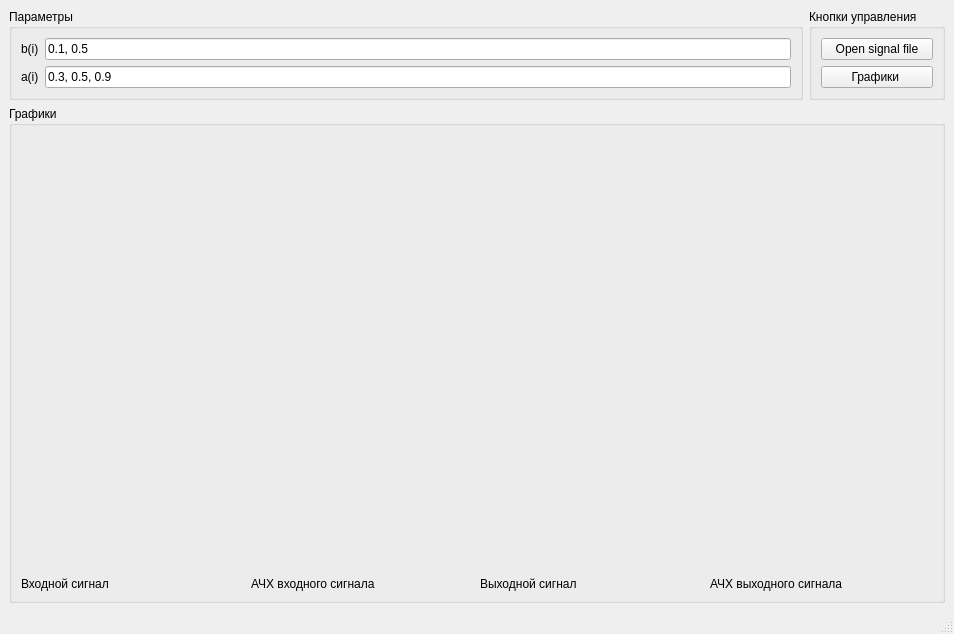
The window that interface/window.ui (pqmnyx/signal) describes before a commit, drawn with Qt 5.
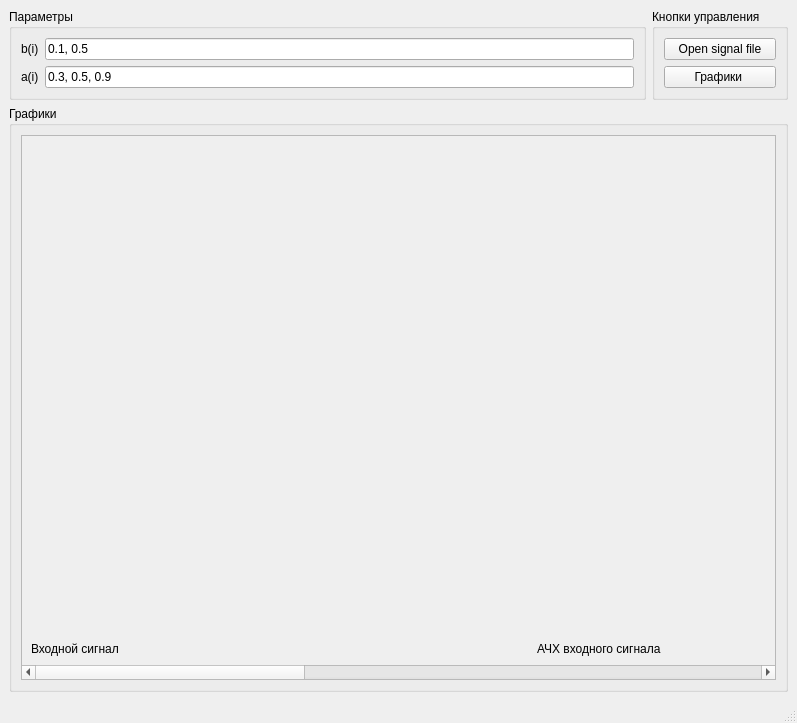
The same window after the commit.

Commit message: Added scroll view

The edit to the form file:
```diff
--- a/interface/window.ui
+++ b/interface/window.ui
@@ -6,8 +6,8 @@
    <rect>
     <x>0</x>
     <y>0</y>
-    <width>954</width>
-    <height>634</height>
+    <width>797</width>
+    <height>723</height>
    </rect>
   </property>
   <property name="windowTitle">
@@ -103,6 +103,24 @@
       <property name="title">
        <string>Графики</string>
       </property>
+      <layout class="QGridLayout" name="gridLayout_3">
+       <item row="0" column="0">
+        <widget class="QScrollArea" name="scrollArea">
+         <property name="horizontalScrollBarPolicy">
+          <enum>Qt::ScrollBarPolicy::ScrollBarAlwaysOn</enum>
+         </property>
+         <property name="widgetResizable">
+          <bool>true</bool>
+         </property>
+         <widget class="QWidget" name="scrollAreaWidgetContents_2">
+          <property name="geometry">
+           <rect>
+            <x>0</x>
+            <y>0</y>
+            <width>2044</width>
+            <height>504</height>
+           </rect>
+          </property>
       <layout class="QHBoxLayout" name="horizontalLayout_7">
        <item>
         <layout class="QVBoxLayout" name="verticalLayout_3" stretch="1,0">
@@ -114,6 +132,12 @@
          </item>
          <item>
           <widget class="QLabel" name="label_input">
+               <property name="minimumSize">
+                <size>
+                 <width>500</width>
+                 <height>0</height>
+                </size>
+               </property>
            <property name="text">
             <string>Входной сигнал</string>
            </property>
@@ -128,6 +152,12 @@
          </item>
          <item>
           <widget class="QLabel" name="label_input_spectrum">
+               <property name="minimumSize">
+                <size>
+                 <width>500</width>
+                 <height>0</height>
+                </size>
+               </property>
            <property name="text">
             <string>АЧХ входного сигнала</string>
            </property>
@@ -142,6 +172,12 @@
          </item>
          <item>
           <widget class="QLabel" name="label_output">
+               <property name="minimumSize">
+                <size>
+                 <width>500</width>
+                 <height>0</height>
+                </size>
+               </property>
            <property name="text">
             <string>Выходной сигнал</string>
            </property>
@@ -156,12 +192,22 @@
          </item>
          <item>
           <widget class="QLabel" name="label_output_spectrum">
+               <property name="minimumSize">
+                <size>
+                 <width>500</width>
+                 <height>0</height>
+                </size>
+               </property>
            <property name="text">
             <string>АЧХ выходного сигнала</string>
            </property>
           </widget>
          </item>
         </layout>
+           </item>
+          </layout>
+         </widget>
+        </widget>
        </item>
       </layout>
      </widget>
```
Lines whose indentation alone changed are shown as unchanged.
